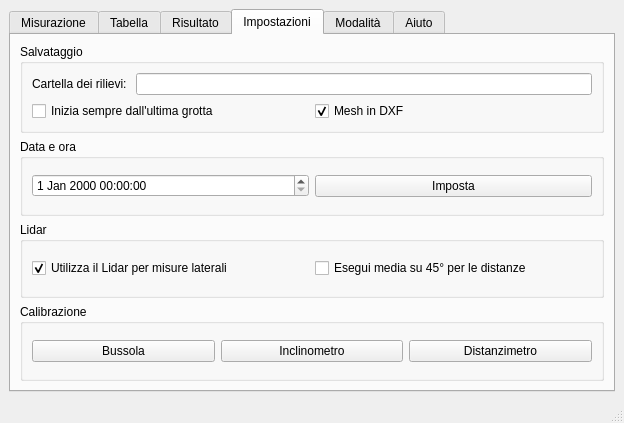
zorbaproject/Meatloaf, file charlotte/charlotte.ui: the form before one commit.
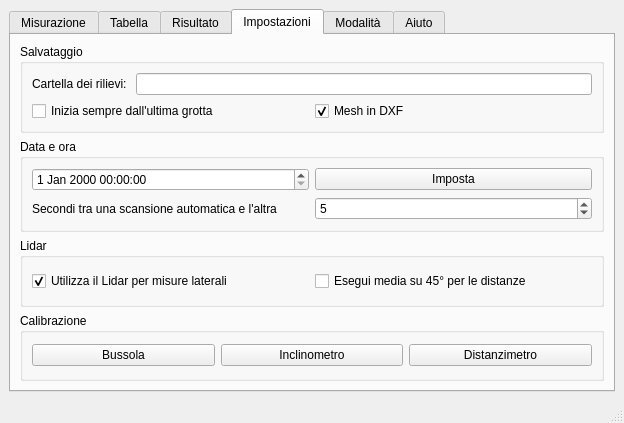
The form after the commit. The open tabs and pages were chosen to show the change.

Commit message: Tentativo unificazione thread lettura dati

What changed in the file:
```diff
--- a/charlotte/charlotte.ui
+++ b/charlotte/charlotte.ui
@@ -411,17 +411,31 @@
           <property name="title">
            <string>Data e ora </string>
           </property>
-          <layout class="QHBoxLayout" name="horizontalLayout_9">
-           <item>
+          <layout class="QGridLayout" name="gridLayout_4">
+           <item row="0" column="0">
             <widget class="QDateTimeEdit" name="dateTimeEdit"/>
            </item>
-           <item>
+           <item row="0" column="1">
             <widget class="QPushButton" name="savedatetime">
              <property name="text">
               <string>Imposta</string>
              </property>
             </widget>
            </item>
+           <item row="1" column="1">
+            <widget class="QSpinBox" name="autoscanSleep">
+             <property name="value">
+              <number>5</number>
+             </property>
+            </widget>
+           </item>
+           <item row="1" column="0">
+            <widget class="QLabel" name="label_17">
+             <property name="text">
+              <string>Secondi tra una scansione automatica e l'altra</string>
+             </property>
+            </widget>
+           </item>
           </layout>
          </widget>
         </item>
```
The commit also changes 1 other file.
